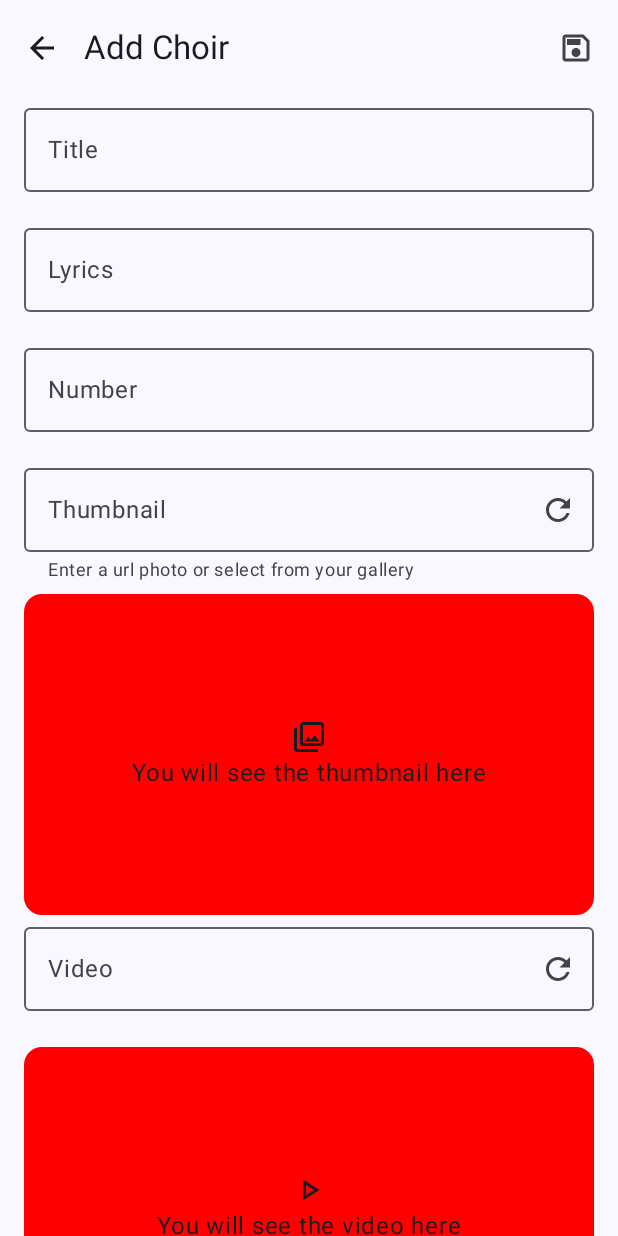
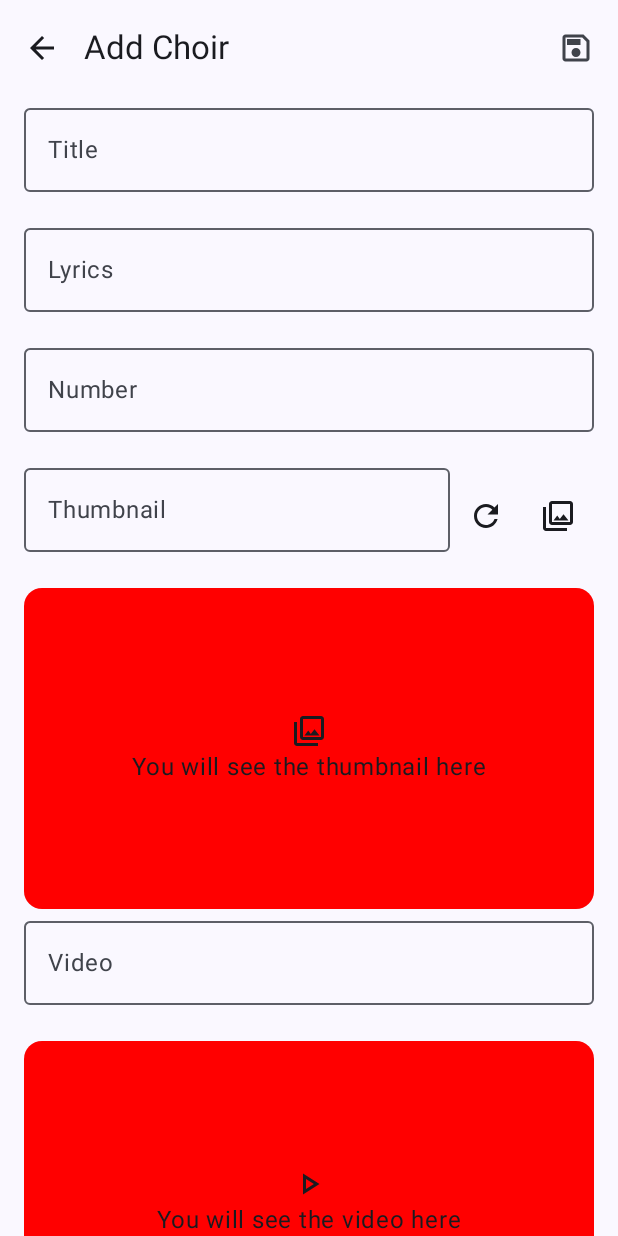
Before and after one commit to Luigi-Avila/Himnos-y-coros-MIEPI-Admin, an Android app built with Jetpack Compose: the FormScreen screen opened through its navigation route, on a phone screen of 412 x 824 dp. Run offline under Robolectric (Android 15) with nearby library versions, the phone set to English and light mode, and no system bars; our stand-ins replace Firebase (no records; nobody signed in at launch, a user with empty details on screens opened directly); libraries missing offline, so code that uses them is left out: com.pierfrancescosoffritti.androidyoutubeplayer; pictures from the network do not load.

Commit message:
feat: components improved, live data to observe as state and ux changed

```diff
--- a/app/src/main/java/com/luigidev/himnosycorosmiepiadmin/core/Components.kt
+++ b/app/src/main/java/com/luigidev/himnosycorosmiepiadmin/core/Components.kt
@@ -1,6 +1,7 @@
 package com.luigidev.himnosycorosmiepiadmin.core
 
 import androidx.compose.foundation.layout.fillMaxWidth
+import androidx.compose.foundation.text.KeyboardActions
 import androidx.compose.foundation.text.KeyboardOptions
 import androidx.compose.material3.ExperimentalMaterial3Api
 import androidx.compose.material3.Icon
@@ -9,15 +10,19 @@ import androidx.compose.material3.MaterialTheme
 import androidx.compose.material3.OutlinedTextField
 import androidx.compose.material3.Text
 import androidx.compose.runtime.Composable
+import androidx.compose.ui.ExperimentalComposeUiApi
 import androidx.compose.ui.Modifier
 import androidx.compose.ui.graphics.vector.ImageVector
+import androidx.compose.ui.platform.SoftwareKeyboardController
 import coil.compose.AsyncImage
 
-@OptIn(ExperimentalMaterial3Api::class)
+@OptIn(ExperimentalMaterial3Api::class, ExperimentalComposeUiApi::class)
 @Composable
 fun TextFieldForm(
+    modifier: Modifier = Modifier,
     label: String,
     textValue: String,
+    showSupportText: Boolean = false,
     keyboardOptions: KeyboardOptions = KeyboardOptions.Default,
     isInvalid: Boolean = false,
     supportText: String = "",
@@ -25,26 +30,34 @@ fun TextFieldForm(
     oneLine: Boolean = false,
     maxLines: Int = Int.MAX_VALUE,
     trailingIcon: ImageVector? = null,
+    keyboardController: SoftwareKeyboardController? = null,
     onTextChanged: (String) -> Unit,
-    onClickTrailingIcon: (() -> Unit)? = null,
-    showSupportText: Boolean = false
+    keyboardActions: (() -> Unit)? = null,
+    onClickTrailingIcon: (() -> Unit)? = null
     ) {
     OutlinedTextField(
         value = textValue,
         onValueChange = onTextChanged,
         label = { Text(text = label) },
-        modifier = Modifier.fillMaxWidth(),
+        modifier = modifier.fillMaxWidth(),
         keyboardOptions = keyboardOptions,
+        keyboardActions = KeyboardActions(
+            onDone = {
+            if (keyboardActions != null && keyboardController != null) {
+                keyboardController.hide()
+                keyboardActions()
+            }
+        }),
         isError = isInvalid,
         supportingText = {
-            if (supportTextError.length > 3 && isInvalid){
-                Text(text = supportText)
-            } else if(supportText.length > 3 && showSupportText){
+            if (isInvalid){
+                Text(text = supportTextError)
+            } else if(showSupportText){
                 Text(text = supportText)
             }
         },
         trailingIcon = {
-          if(trailingIcon != null && onClickTrailingIcon != null){
+          if(trailingIcon != null && onClickTrailingIcon != null && textValue.length > 3){
               IconButton(onClick = { onClickTrailingIcon() }) {
                   Icon(imageVector = trailingIcon, contentDescription = "Icon")
               }
--- a/app/src/main/java/com/luigidev/himnosycorosmiepiadmin/form/ui/FormScreen.kt
+++ b/app/src/main/java/com/luigidev/himnosycorosmiepiadmin/form/ui/FormScreen.kt
@@ -2,8 +2,6 @@ package com.luigidev.himnosycorosmiepiadmin.form.ui
 
 import androidx.compose.material3.Text
 import androidx.compose.runtime.Composable
-import androidx.compose.runtime.getValue
-import androidx.compose.runtime.livedata.observeAsState
 import androidx.lifecycle.viewmodel.compose.viewModel
 import androidx.navigation.NavHostController
 import com.luigidev.himnosycorosmiepiadmin.form.domain.state.FormUIState
@@ -14,17 +12,25 @@ import com.luigidev.himnosycorosmiepiadmin.form.ui.states.FormSuccessState
 @Composable
 fun FormScreen(navigationController: NavHostController) {
 
-    val formViewModel: FormViewModel= viewModel()
+    val formViewModel: FormViewModel = viewModel()
 
-    val listState: FormUIState by formViewModel.resultState.observeAsState(initial = FormUIState.FillOut)
+    when (formViewModel.resultState) {
+        is FormUIState.Error -> {
+            Text(text = "Something went wrong")
+        }
 
-    when(listState){
-        is FormUIState.Error -> { Text(text = "Something went wrong") }
-        FormUIState.FillOut -> { FormFillOutState(formViewModel, navigationController) }
-        FormUIState.Loading -> { Text(text = "Loading")}
-        is FormUIState.Success -> { FormSuccessState(formViewModel, navigationController) }
+        FormUIState.FillOut -> {
+            FormFillOutState(formViewModel, navigationController)
+        }
+
+        FormUIState.Loading -> {
+            Text(text = "Loading")
+        }
+
+        is FormUIState.Success -> {
+            FormSuccessState(formViewModel, navigationController)
+        }
     }
 
 
-
 }
--- a/app/src/main/java/com/luigidev/himnosycorosmiepiadmin/form/ui/states/FormFillOutState.kt
+++ b/app/src/main/java/com/luigidev/himnosycorosmiepiadmin/form/ui/states/FormFillOutState.kt
@@ -3,6 +3,7 @@ package com.luigidev.himnosycorosmiepiadmin.form.ui.states
 import androidx.compose.foundation.background
 import androidx.compose.foundation.layout.Arrangement
 import androidx.compose.foundation.layout.Column
+import androidx.compose.foundation.layout.Row
 import androidx.compose.foundation.layout.aspectRatio
 import androidx.compose.foundation.layout.fillMaxSize
 import androidx.compose.foundation.layout.fillMaxWidth
@@ -11,6 +12,7 @@ import androidx.compose.foundation.rememberScrollState
 import androidx.compose.foundation.text.KeyboardOptions
 import androidx.compose.foundation.verticalScroll
 import androidx.compose.material.icons.Icons
+import androidx.compose.material.icons.filled.Cancel
 import androidx.compose.material.icons.outlined.ArrowBack
 import androidx.compose.material.icons.outlined.PhotoLibrary
 import androidx.compose.material.icons.outlined.PlayArrow
@@ -26,10 +28,13 @@ import androidx.compose.material3.Text
 import androidx.compose.material3.TopAppBar
 import androidx.compose.runtime.Composable
 import androidx.compose.ui.Alignment
+import androidx.compose.ui.ExperimentalComposeUiApi
 import androidx.compose.ui.Modifier
 import androidx.compose.ui.draw.clip
 import androidx.compose.ui.graphics.Color
+import androidx.compose.ui.platform.LocalSoftwareKeyboardController
 import androidx.compose.ui.res.dimensionResource
+import androidx.compose.ui.text.input.ImeAction
 import androidx.compose.ui.text.input.KeyboardType
 import androidx.compose.ui.viewinterop.AndroidView
 import androidx.navigation.NavHostController
@@ -81,7 +86,12 @@ fun FormFillOutState(formViewModel: FormViewModel, navigationController: NavHost
             VideoField(formViewModel)
             VideoPreview(
                 formViewModel,
-                Modifier.padding(vertical = dimensionResource(id = R.dimen.common_min_padding))
+                Modifier.padding(
+                    top = dimensionResource(id = R.dimen.common_min_padding),
+                    bottom = dimensionResource(
+                        id = R.dimen.common_default_padding
+                    )
+                )
             )
         }
     }
@@ -93,8 +103,11 @@ fun FormFillOutState(formViewModel: FormViewModel, navigationController: NavHost
 fun ThumbnailPreview(modifier: Modifier, formViewModel: FormViewModel) {
     if (formViewModel.isThumbnailOnScreen) {
         ImageFromInternet(
-            url = "https://i3.ytimg.com/vi/Yt_SPQFbHj4/maxresdefault.jpg",
-            modifier = modifier.fillMaxWidth().clip(MaterialTheme.shapes.large)
+            url = formViewModel.mThumbnailURL,
+            modifier = modifier
+                .fillMaxWidth()
+                .aspectRatio(16f / 9f)
+                .clip(MaterialTheme.shapes.large)
         )
     } else {
         Card(
@@ -151,6 +164,7 @@ fun VideoPreview(formViewModel: FormViewModel, modifier: Modifier) {
     }
 }
 
+@OptIn(ExperimentalComposeUiApi::class)
 @Composable
 fun NumberField(formViewModel: FormViewModel) {
     TextFieldForm(
@@ -167,6 +181,7 @@ fun NumberField(formViewModel: FormViewModel) {
     )
 }
 
+@OptIn(ExperimentalComposeUiApi::class)
 @Composable
 fun LyricsField(formViewModel: FormViewModel) {
     TextFieldForm(
@@ -178,6 +193,7 @@ fun LyricsField(formViewModel: FormViewModel) {
         onTextChanged = { formViewModel.onChangeLyrics(it) })
 }
 
+@OptIn(ExperimentalComposeUiApi::class)
 @Composable
 fun TitleField(formViewModel: FormViewModel) {
     TextFieldForm(
@@ -189,21 +205,39 @@ fun TitleField(formViewModel: FormViewModel) {
         onTextChanged = { formViewModel.onChangeTitle(it) })
 }
 
+@OptIn(ExperimentalComposeUiApi::class)
 @Composable
 fun ThumbnailField(formViewModel: FormViewModel) {
+    val keyboardController = LocalSoftwareKeyboardController
+    Row(verticalAlignment = Alignment.CenterVertically) {
         TextFieldForm(
             label = "Thumbnail",
             textValue = formViewModel.mThumbnailURL,
-        trailingIcon = Icons.Outlined.Refresh,
-        onClickTrailingIcon = { formViewModel.setPreviewThumbnail() },
-        onTextChanged = { formViewModel.onChangeThumbnail(it) },
-        supportText = "Enter a url photo or select from your gallery",
+            trailingIcon = Icons.Filled.Cancel,
             supportTextError = "Invalid url",
             isInvalid = formViewModel.isThumbnailUrlInvalid,
-        showSupportText = true
+            modifier = Modifier.weight(1f),
+            maxLines = 4,
+            keyboardController = keyboardController.current,
+            keyboardOptions = KeyboardOptions.Default.copy(
+                imeAction = ImeAction.Done
+            ),
+            onClickTrailingIcon = { formViewModel.clearThumbnailText() },
+            onTextChanged = { formViewModel.onChangeThumbnail(it) },
+            keyboardActions = { formViewModel.setPreviewThumbnail() },
         )
+        IconButton(onClick = { formViewModel.setPreviewThumbnail() }) {
+            Icon(imageVector = Icons.Outlined.Refresh, contentDescription = "")
+        }
+        IconButton(onClick = { /*TODO*/ }) {
+            Icon(imageVector = Icons.Outlined.PhotoLibrary, contentDescription = "")
         }
 
+    }
+
+}
+
+@OptIn(ExperimentalComposeUiApi::class)
 @Composable
 fun VideoField(formViewModel: FormViewModel) {
     TextFieldForm(
@@ -214,14 +248,12 @@ fun VideoField(formViewModel: FormViewModel) {
         supportTextError = "Invalid url",
         onClickTrailingIcon = { formViewModel.previewVideo() },
         onTextChanged = { formViewModel.onChangeVideoUrl(it) },
+        maxLines = 4
     )
 }
 
 @Composable
 fun YoutubeVideo(videoId: String, modifier: Modifier, formViewModel: FormViewModel) {
-    /*
-        val context = LocalContext.current
-    */
     AndroidView(
         modifier = modifier,
         factory = { formViewModel.factoryVideo(it, videoId) }
--- a/app/src/main/java/com/luigidev/himnosycorosmiepiadmin/form/ui/states/FormSuccessState.kt
+++ b/app/src/main/java/com/luigidev/himnosycorosmiepiadmin/form/ui/states/FormSuccessState.kt
@@ -10,12 +10,12 @@ import com.luigidev.himnosycorosmiepiadmin.form.ui.FormViewModel
 
 @Composable
 fun FormSuccessState(formViewModel: FormViewModel, navigationController: NavHostController) {
-    Dialog(onDismissRequest = {} ) {
+    Dialog(onDismissRequest = {}) {
         Row() {
             Button(onClick = { formViewModel.goToHome(navigationController) }) {
                 Text(text = "Go to home")
             }
-            Button(onClick = { formViewModel.addNew()  }) {
+            Button(onClick = { formViewModel.addNew() }) {
                 Text(text = "Add new")
             }
         }
```
Also changed, not shown: app/src/main/java/com/luigidev/himnosycorosmiepiadmin/form/ui/FormViewModel.kt (+21 -14 lines). Lines whose indentation alone changed are shown as unchanged.
